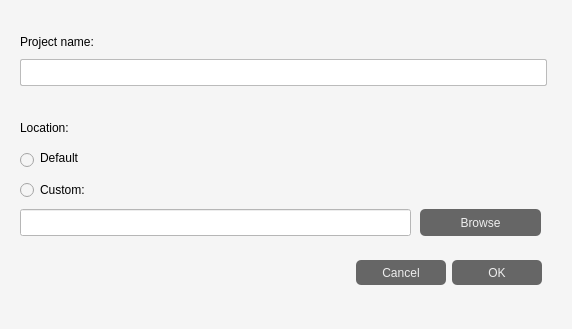
Before: the Qt Designer form LTEsimGeneratorGUI/Ui/Windows/addProjectWindow.ui in moniss23/junit4, drawn with Qt 5; both pictures show x 0 to 572 and y 171 to 500 of the 572 by 500 pixel window.
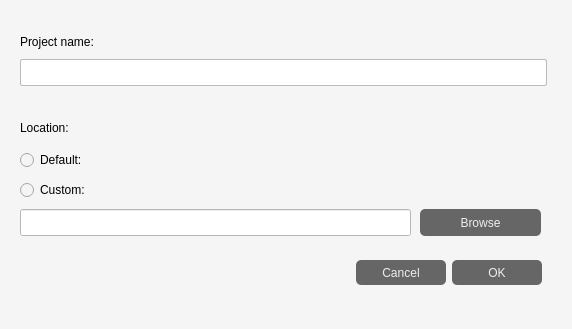
After: the same form once the commit is applied. Icons and pictures are not drawn.

Commit message: Fixed bug. We can no longer create project in directory where we don't have write/read permissions. We also can't set such directory in global/project settings. Refactored SettingsForm also. Change-Id: Ie8bc2067b25718ea9f0de6a2361bd61cbfea4126

```diff
--- a/LTEsimGeneratorGUI/Ui/Windows/addProjectWindow.ui
+++ b/LTEsimGeneratorGUI/Ui/Windows/addProjectWindow.ui
@@ -146,7 +146,7 @@
     </rect>
    </property>
    <property name="text">
-    <string>Default</string>
+    <string>Default:</string>
    </property>
   </widget>
   <widget class="QRadioButton" name="customLocationRadioButton">
@@ -201,22 +201,6 @@
     <string>Browse</string>
    </property>
   </widget>
-  <widget class="QLabel" name="label_3">
-   <property name="geometry">
-    <rect>
-     <x>40</x>
-     <y>320</y>
-     <width>491</width>
-     <height>17</height>
-    </rect>
-   </property>
-   <property name="styleSheet">
-    <string notr="true"/>
-   </property>
-   <property name="text">
-    <string>Default</string>
-   </property>
-  </widget>
  </widget>
  <resources>
   <include location="../../Resource.qrc"/>
```
The commit also changes 12 other files.
